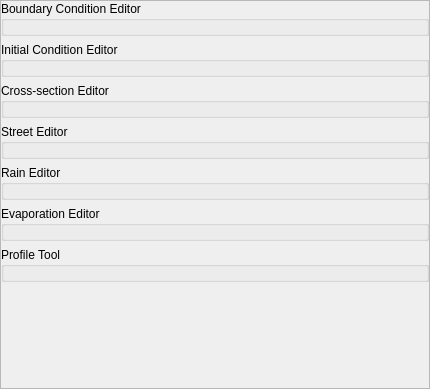
This is flo2d/ui/f2d_widget.ui in FLO-2DSoftware/qgis-flo-2d-plugin as Qt 5 draws it before an edit. The edited form follows.
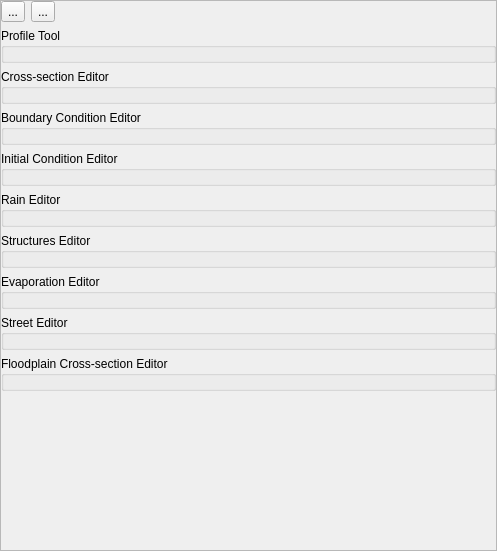
This is the edited form. Icons and pictures are not drawn. Custom widgets are drawn as their Qt base class.

Commit message: buttons for expand/collapse FLO-2D groups in the dock, added widget for floodplain xsections, structures started

```diff
--- a/flo2d/ui/f2d_widget.ui
+++ b/flo2d/ui/f2d_widget.ui
@@ -6,8 +6,8 @@
    <rect>
     <x>0</x>
     <y>0</y>
-    <width>430</width>
-    <height>389</height>
+    <width>497</width>
+    <height>551</height>
    </rect>
   </property>
   <property name="windowTitle">
@@ -33,14 +33,102 @@
        <rect>
         <x>0</x>
         <y>0</y>
-        <width>426</width>
-        <height>385</height>
+        <width>493</width>
+        <height>547</height>
        </rect>
       </property>
       <layout class="QVBoxLayout" name="verticalLayout_5">
        <property name="margin">
         <number>0</number>
        </property>
+       <item>
+        <layout class="QHBoxLayout" name="toolbar_lout">
+         <property name="bottomMargin">
+          <number>0</number>
+         </property>
+         <item>
+          <widget class="QToolButton" name="collapse_groups_btn">
+           <property name="toolTip">
+            <string>Collapse All Groups</string>
+           </property>
+           <property name="text">
+            <string>...</string>
+           </property>
+           <property name="icon">
+            <iconset>
+             <normaloff>../img/collapse_groups.svg</normaloff>../img/collapse_groups.svg</iconset>
+           </property>
+          </widget>
+         </item>
+         <item>
+          <widget class="QToolButton" name="expand_groups_btn">
+           <property name="toolTip">
+            <string>Expand All Groups</string>
+           </property>
+           <property name="text">
+            <string>...</string>
+           </property>
+           <property name="icon">
+            <iconset>
+             <normaloff>../img/expand_groups.svg</normaloff>../img/expand_groups.svg</iconset>
+           </property>
+          </widget>
+         </item>
+         <item>
+          <spacer name="horizontalSpacer">
+           <property name="orientation">
+            <enum>Qt::Horizontal</enum>
+           </property>
+           <property name="sizeHint" stdset="0">
+            <size>
+             <width>40</width>
+             <height>20</height>
+            </size>
+           </property>
+          </spacer>
+         </item>
+        </layout>
+       </item>
+       <item>
+        <widget class="QgsCollapsibleGroupBox" name="profile_tool_grp">
+         <property name="title">
+          <string>Profile Tool</string>
+         </property>
+         <property name="collapsed">
+          <bool>false</bool>
+         </property>
+         <layout class="QGridLayout" name="gridLayout_7">
+          <property name="margin">
+           <number>6</number>
+          </property>
+          <item row="0" column="0">
+           <layout class="QVBoxLayout" name="profile_tool_lout"/>
+          </item>
+         </layout>
+        </widget>
+       </item>
+       <item>
+        <widget class="QgsCollapsibleGroupBox" name="xs_editor_grp">
+         <property name="title">
+          <string>Cross-section Editor</string>
+         </property>
+         <property name="collapsed">
+          <bool>false</bool>
+         </property>
+         <layout class="QGridLayout" name="gridLayout_2">
+          <property name="margin">
+           <number>6</number>
+          </property>
+          <item row="0" column="0">
+           <layout class="QVBoxLayout" name="xs_editor_lout">
+            <property name="bottomMargin">
+             <number>0</number>
+            </property>
+           </layout>
+          </item>
+         </layout>
+        </widget>
+       </item>
        <item>
         <widget class="QgsCollapsibleGroupBox" name="bc_editor_grp">
          <property name="minimumSize">
@@ -99,43 +187,6 @@
          </layout>
         </widget>
        </item>
-       <item>
-        <widget class="QgsCollapsibleGroupBox" name="xs_editor_grp">
-         <property name="title">
-          <string>Cross-section Editor</string>
-         </property>
-         <property name="collapsed">
-          <bool>false</bool>
-         </property>
-         <layout class="QGridLayout" name="gridLayout_2">
-          <property name="margin">
-           <number>6</number>
-          </property>
-          <item row="0" column="0">
-           <layout class="QVBoxLayout" name="xs_editor_lout">
-            <property name="bottomMargin">
-             <number>0</number>
-            </property>
-           </layout>
-          </item>
-         </layout>
-        </widget>
-       </item>
-       <item>
-        <widget class="QgsCollapsibleGroupBox" name="street_editor_grp">
-         <property name="title">
-          <string>Street Editor</string>
-         </property>
-         <layout class="QGridLayout" name="gridLayout_4">
-          <property name="margin">
-           <number>6</number>
-          </property>
-          <item row="0" column="0">
-           <layout class="QHBoxLayout" name="street_editor_lout"/>
-          </item>
-         </layout>
-        </widget>
-       </item>
        <item>
         <widget class="QgsCollapsibleGroupBox" name="rain_editor_grp">
          <property name="title">
@@ -154,6 +205,24 @@
          </layout>
         </widget>
        </item>
+       <item>
+        <widget class="QgsCollapsibleGroupBox" name="struct_editor_grp">
+         <property name="title">
+          <string>Structures Editor</string>
+         </property>
+         <property name="collapsed">
+          <bool>false</bool>
+         </property>
+         <layout class="QGridLayout" name="gridLayout_8">
+          <property name="margin">
+           <number>6</number>
+          </property>
+          <item row="0" column="0">
+           <layout class="QVBoxLayout" name="struct_editor_lout"/>
+          </item>
+         </layout>
+        </widget>
+       </item>
        <item>
         <widget class="QgsCollapsibleGroupBox" name="evap_editor_grp">
          <property name="title">
@@ -173,14 +242,29 @@
         </widget>
        </item>
        <item>
-        <widget class="QgsCollapsibleGroupBox" name="profile_tool_grp">
+        <widget class="QgsCollapsibleGroupBox" name="street_editor_grp">
          <property name="title">
-          <string>Profile Tool</string>
+          <string>Street Editor</string>
+         </property>
+         <layout class="QGridLayout" name="gridLayout_4">
+          <property name="margin">
+           <number>6</number>
+          </property>
+          <item row="0" column="0">
+           <layout class="QHBoxLayout" name="street_editor_lout"/>
+          </item>
+         </layout>
+        </widget>
+       </item>
+       <item>
+        <widget class="QgsCollapsibleGroupBox" name="fpxsec_editor_grp">
+         <property name="title">
+          <string>Floodplain Cross-section Editor</string>
          </property>
          <property name="collapsed">
           <bool>false</bool>
          </property>
-         <layout class="QGridLayout" name="gridLayout_7">
+         <layout class="QGridLayout" name="gridLayout_9">
           <property name="margin">
            <number>6</number>
           </property>
```
Left out of the diff: 2 changed lines with no effect on the pictures. The commit also changes 19 other files.
